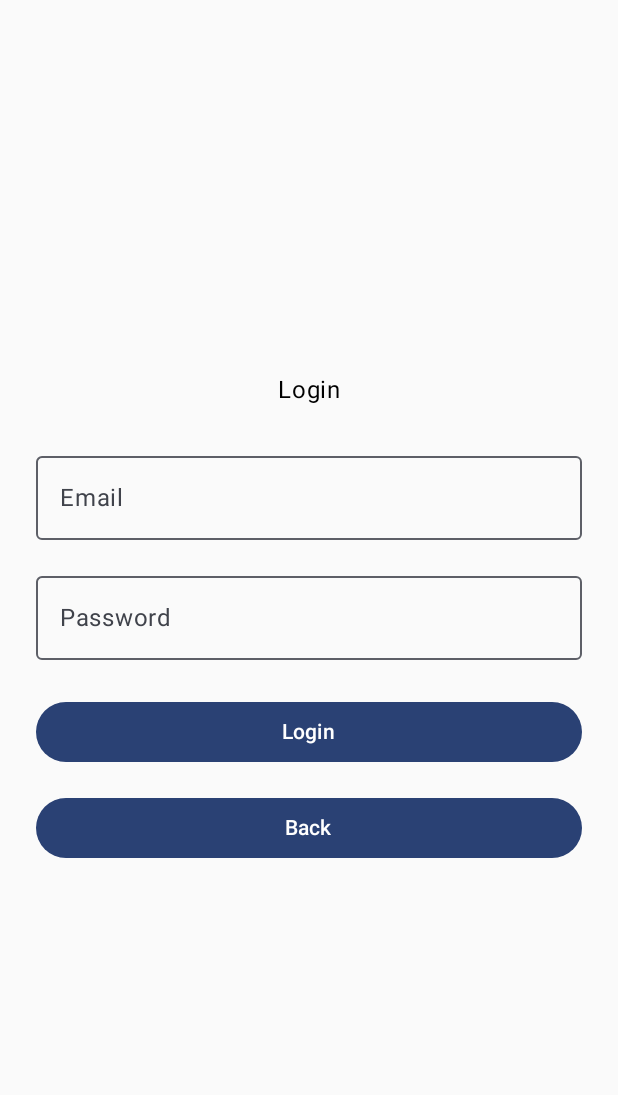
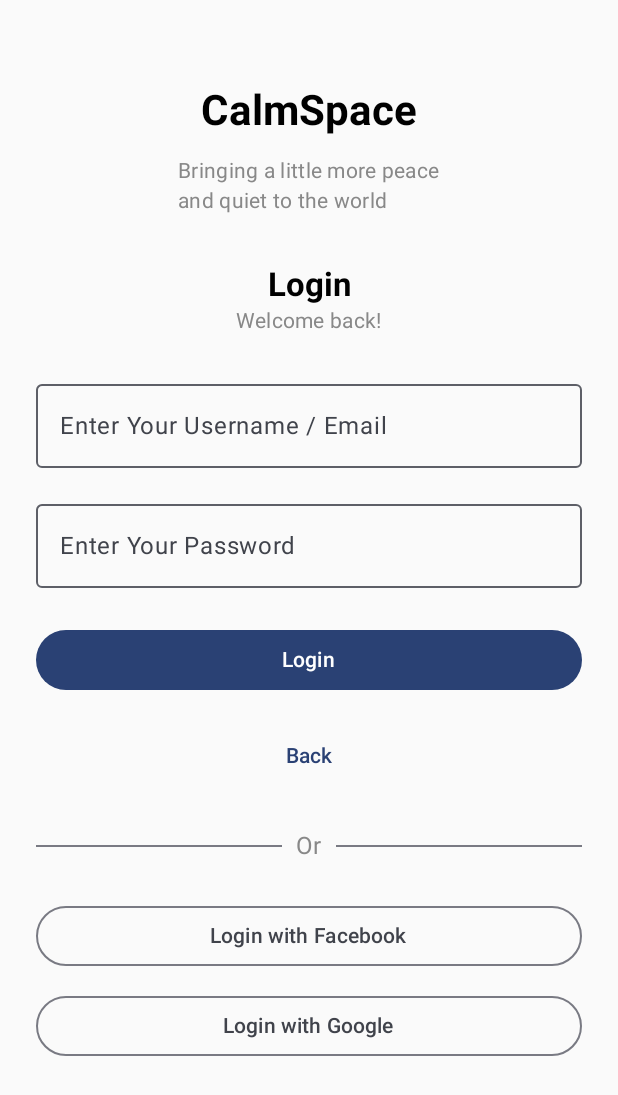
Before and after one commit to Sora-Andrea/CalmSpace, an Android app built with Jetpack Compose: the loginScreen screen opened through its navigation route, on a phone screen of 412 x 824 dp. Shown: the top 1095 px of the screen. Run offline under Robolectric (Android 15) with nearby library versions, the light colour scheme and no system bars.

Commit message:
Updated screen Questionnaire screen implemented
Updated screens to look more like the FIgma Welcome screen still a work in progress.

```diff
--- a/app/src/main/java/com/calmspace/MainActivity.kt
+++ b/app/src/main/java/com/calmspace/MainActivity.kt
@@ -4,14 +4,13 @@ import android.os.Bundle
 import androidx.activity.ComponentActivity
 import androidx.activity.compose.setContent
 import androidx.activity.enableEdgeToEdge
-
 import androidx.navigation.compose.NavHost
 import androidx.navigation.compose.composable
 import androidx.navigation.compose.rememberNavController
-
 import com.calmspace.ui.authentication.loginScreen
 import com.calmspace.ui.authentication.signupScreen
 import com.calmspace.ui.authentication.welcomeScreen
+import com.calmspace.ui.onboarding.questionnaireScreen
 import com.calmspace.ui.theme.CalmSpaceTheme
 
 class MainActivity : ComponentActivity() {
@@ -63,19 +62,37 @@ class MainActivity : ComponentActivity() {
                             onBackToLogin = {
                                 navController.popBackStack()
                             },
-                                onSignup = { username, email, password ->
+                            onSignup = { username, email, password ->
                                 // TODO:
                                 // - Create account
                                 // - Handle success / error
-                                navController.navigate("home")
+
+                                // IMPORTANT:
+                                // Signup now goes to onboarding questionnaire
+                                navController.navigate("questionnaire")
+                            }
+                        )
+                    }
+
+                    // ───────── Questionnaire Screen ─────────
+                    composable("questionnaire") {
+                        questionnaireScreen(
+                            onFinish = {
+                                // TODO:
+                                // - Save onboarding completion
+                                // - Navigate to dashboard
+                                navController.navigate("home") {
+                                    popUpTo("welcome") { inclusive = true }
+                                }
                             }
                         )
                     }
 
                     // ───────── Home Screen (placeholder) ─────────
-                    //composable("home") {
-                        // TODO: Replace with real home / bottom navigation
-                    //}
+                    composable("home") {
+                        // TODO:
+                        // Replace with real dashboard / bottom navigation
+                    }
                 }
             }
         }
--- a/app/src/main/java/com/calmspace/ui/authentication/loginScreen.kt
+++ b/app/src/main/java/com/calmspace/ui/authentication/loginScreen.kt
@@ -1,14 +1,12 @@
 package com.calmspace.ui.authentication
 
 import androidx.compose.foundation.layout.*
-import androidx.compose.material3.Button
-import androidx.compose.material3.OutlinedTextField
-import androidx.compose.material3.Text
-
+import androidx.compose.material3.*
 import androidx.compose.runtime.*
-
 import androidx.compose.ui.Alignment
 import androidx.compose.ui.Modifier
+import androidx.compose.ui.graphics.Color
+import androidx.compose.ui.text.font.FontWeight
 import androidx.compose.ui.unit.dp
 
 @Composable
@@ -30,12 +28,41 @@ fun loginScreen(
         modifier = Modifier
             .fillMaxSize()
             .padding(24.dp),
-        horizontalAlignment = Alignment.CenterHorizontally,
-        verticalArrangement = Arrangement.Center
+        horizontalAlignment = Alignment.CenterHorizontally
     ) {
 
-        // ───────── Title ─────────
-        Text("Login")
+        Spacer(modifier = Modifier.height(32.dp))
+
+        // ───────── App Title ─────────
+        Text(
+            text = "CalmSpace",
+            style = MaterialTheme.typography.headlineMedium,
+            fontWeight = FontWeight.Bold
+        )
+
+        Spacer(modifier = Modifier.height(12.dp))
+
+        // ───────── Tagline ─────────
+        Text(
+            text = "Bringing a little more peace\nand quiet to the world",
+            style = MaterialTheme.typography.bodyMedium,
+            color = Color.Gray
+        )
+
+        Spacer(modifier = Modifier.height(32.dp))
+
+        // ───────── Screen Title ─────────
+        Text(
+            text = "Login",
+            style = MaterialTheme.typography.titleLarge,
+            fontWeight = FontWeight.Bold
+        )
+
+        Text(
+            text = "Welcome back!",
+            style = MaterialTheme.typography.bodyMedium,
+            color = Color.Gray
+        )
 
         Spacer(modifier = Modifier.height(24.dp))
 
@@ -43,7 +70,7 @@ fun loginScreen(
         OutlinedTextField(
             value = email,
             onValueChange = { email = it },
-            label = { Text("Email") },
+            label = { Text("Enter Your Username / Email") },
             modifier = Modifier.fillMaxWidth()
         )
 
@@ -53,7 +80,7 @@ fun loginScreen(
         OutlinedTextField(
             value = password,
             onValueChange = { password = it },
-            label = { Text("Password") },
+            label = { Text("Enter Your Password") },
             modifier = Modifier.fillMaxWidth()
         )
 
@@ -64,8 +91,8 @@ fun loginScreen(
             onClick = {
                 // TODO:
                 // - Validate inputs
-                // - Call auth ViewModel / service
-                // - Handle success & error
+                // - Authenticate user
+                // - Handle success / error
                 onLogin(email, password)
             },
             modifier = Modifier.fillMaxWidth()
@@ -76,15 +103,51 @@ fun loginScreen(
         Spacer(modifier = Modifier.height(16.dp))
 
         // ───────── Back Navigation ─────────
-        Button(
+        TextButton(
             onClick = {
-                // TODO:
                 // Navigate back to Welcome screen
                 onBack()
+            }
+        ) {
+            Text("Back")
+        }
+
+        Spacer(modifier = Modifier.height(24.dp))
+
+        // ───────── Divider ─────────
+        Row(
+            modifier = Modifier.fillMaxWidth(),
+            verticalAlignment = Alignment.CenterVertically
+        ) {
+            Divider(modifier = Modifier.weight(1f))
+            Text(
+                text = "  Or  ",
+                color = Color.Gray
+            )
+            Divider(modifier = Modifier.weight(1f))
+        }
+
+        Spacer(modifier = Modifier.height(24.dp))
+
+        // ───────── Social Login Placeholders ─────────
+        OutlinedButton(
+            onClick = {
+                // TODO: Facebook login
             },
             modifier = Modifier.fillMaxWidth()
         ) {
-            Text("Back")
+            Text("Login with Facebook")
+        }
+
+        Spacer(modifier = Modifier.height(12.dp))
+
+        OutlinedButton(
+            onClick = {
+                // TODO: Google login
+            },
+            modifier = Modifier.fillMaxWidth()
+        ) {
+            Text("Login with Google")
         }
     }
 }
--- a/app/src/main/java/com/calmspace/ui/authentication/welcomeScreen.kt
+++ b/app/src/main/java/com/calmspace/ui/authentication/welcomeScreen.kt
@@ -1,17 +1,17 @@
 package com.calmspace.ui.authentication
 
 import androidx.compose.foundation.layout.*
-import androidx.compose.material3.Button
-import androidx.compose.material3.Text
-
+import androidx.compose.material3.*
 import androidx.compose.runtime.Composable
-
 import androidx.compose.ui.Alignment
 import androidx.compose.ui.Modifier
+import androidx.compose.ui.graphics.Color
+import androidx.compose.ui.text.font.FontWeight
 import androidx.compose.ui.unit.dp
 
 // ─────────────────────────────────────────────
-// Welcome Screen (Mock)
+// Welcome Screen
+// Entry point before Login / Signup
 // ─────────────────────────────────────────────
 
 @Composable
@@ -23,13 +23,39 @@ fun welcomeScreen(
         modifier = Modifier
             .fillMaxSize()
             .padding(24.dp),
-        horizontalAlignment = Alignment.CenterHorizontally,
-        verticalArrangement = Arrangement.Center
+        horizontalAlignment = Alignment.CenterHorizontally
     ) {
-        Text(text = "Welcome to CalmSpace")
 
-        Spacer(modifier = Modifier.height(32.dp))
+        Spacer(modifier = Modifier.height(48.dp))
 
+        // ───────── App Title ─────────
+        Text(
+            text = "CalmSpace",
+            style = MaterialTheme.typography.headlineMedium,
+            fontWeight = FontWeight.Bold
+        )
+
+        Spacer(modifier = Modifier.height(12.dp))
+
+        // ───────── Tagline ─────────
+        Text(
+            text = "Bringing a little more peace\nand quiet to the world",
+            style = MaterialTheme.typography.bodyMedium,
+            color = Color.Gray
+        )
+
+        Spacer(modifier = Modifier.height(48.dp))
+
+        // ───────── Welcome Text ─────────
+        Text(
+            text = "Welcome",
+            style = MaterialTheme.typography.titleLarge,
+            fontWeight = FontWeight.Bold
+        )
+
+        Spacer(modifier = Modifier.height(24.dp))
+
+        // ───────── Login Button ─────────
         Button(
             modifier = Modifier.fillMaxWidth(),
             onClick = onLoginClick
@@ -39,6 +65,7 @@ fun welcomeScreen(
 
         Spacer(modifier = Modifier.height(16.dp))
 
+        // ───────── Signup Button ─────────
         Button(
             modifier = Modifier.fillMaxWidth(),
             onClick = onSignupClick
```
Also changed, not shown: app/src/main/java/com/calmspace/ui/onboarding/questionnaireScreen.kt (+313 -0 lines).
